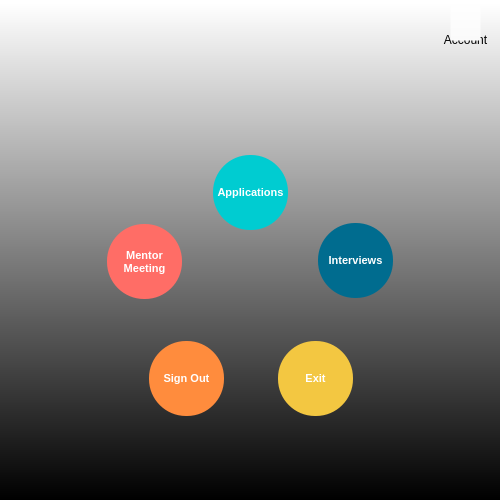
Before: the Qt Designer form UI_Files/user_menu_ui.ui in ibrahimes82/VIT3-Python-Module-Week7, drawn with Qt 5.
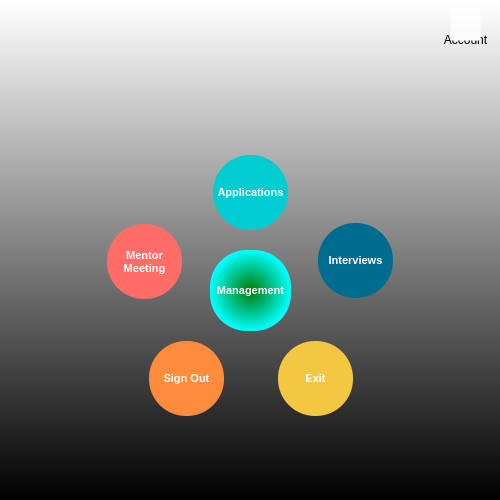
After: the same form once the commit is applied. Icons and pictures are not drawn.

Commit message: - admin_menu.py modulunde kalitim kullanilarak ui dosyalari gereksiz hale getirildi ve silindi. - user_menu_ui dosyalari management butonu eklenerek guncellendi. Ayrica user_menu.py ve admin_menu.py modullerinde bu buton ile users labelinin gorunup saklanmasi ile ilgili kodlar eklendi

```diff
--- a/UI_Files/user_menu_ui.ui
+++ b/UI_Files/user_menu_ui.ui
@@ -421,6 +421,60 @@
     </property>
    </widget>
   </widget>
+  <widget class="QPushButton" name="pushButtonManagement">
+   <property name="geometry">
+    <rect>
+     <x>210</x>
+     <y>250</y>
+     <width>81</width>
+     <height>81</height>
+    </rect>
+   </property>
+   <property name="minimumSize">
+    <size>
+     <width>81</width>
+     <height>81</height>
+    </size>
+   </property>
+   <property name="maximumSize">
+    <size>
+     <width>81</width>
+     <height>81</height>
+    </size>
+   </property>
+   <property name="font">
+    <font>
+     <family>Arial</family>
+     <pointsize>8</pointsize>
+     <bold>true</bold>
+    </font>
+   </property>
+   <property name="styleSheet">
+    <string notr="true">QPushButton{
+	border-radius : 37px;
+	background-color: qradialgradient(spread:pad, cx:0.5, cy:0.5, radius:0.5, fx:0.5, fy:0.5, stop:0 rgba(0, 123, 0, 255), stop:1 rgba(0, 255, 255, 255));
+	color: rgb(255, 255, 255);
+}
+QPushButton:hover{
+	
+	background-color: rgb(0, 170, 28);
+}
+</string>
+   </property>
+   <property name="text">
+    <string>Management</string>
+   </property>
+  </widget>
+  <zorder>labelPicMenu</zorder>
+  <zorder>labelUsers</zorder>
+  <zorder>pushButtonManagement</zorder>
+  <zorder>labelLogo</zorder>
+  <zorder>pushButtonApplications</zorder>
+  <zorder>pushButtonInterviews</zorder>
+  <zorder>pushButtonExit</zorder>
+  <zorder>pushButtonSignOut</zorder>
+  <zorder>pushButtonMentorMeeting</zorder>
+  <zorder>frameCurrentUser</zorder>
  </widget>
  <tabstops>
   <tabstop>pushButtonExit</tabstop>
```
The commit also changes 5 other files.
